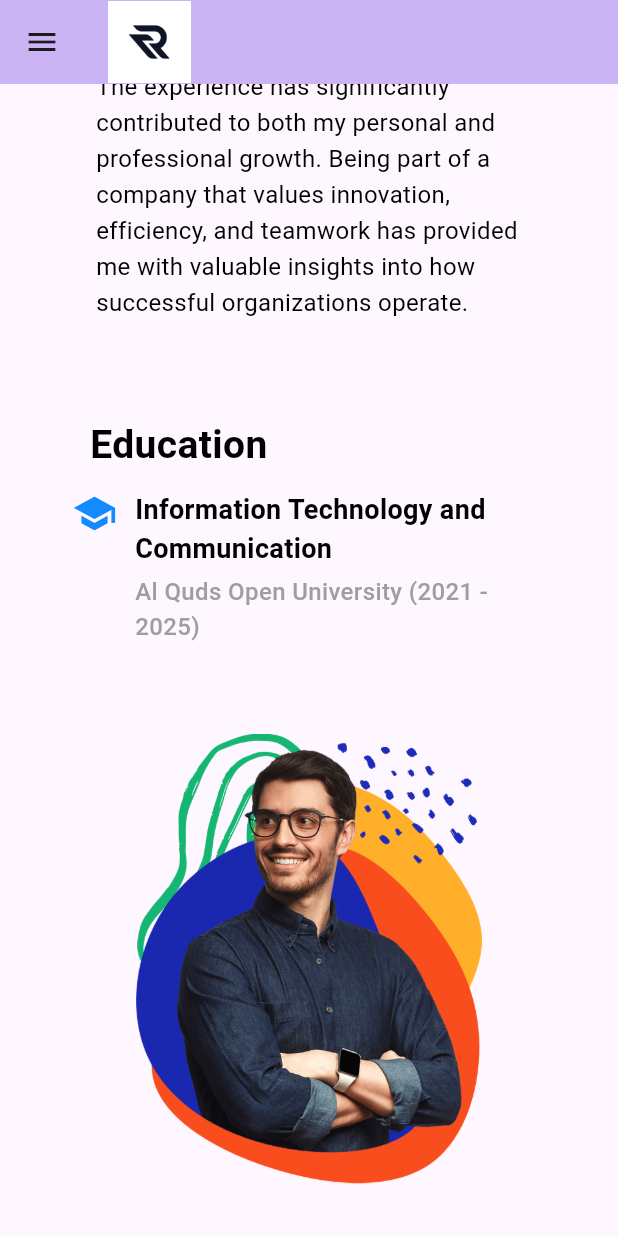
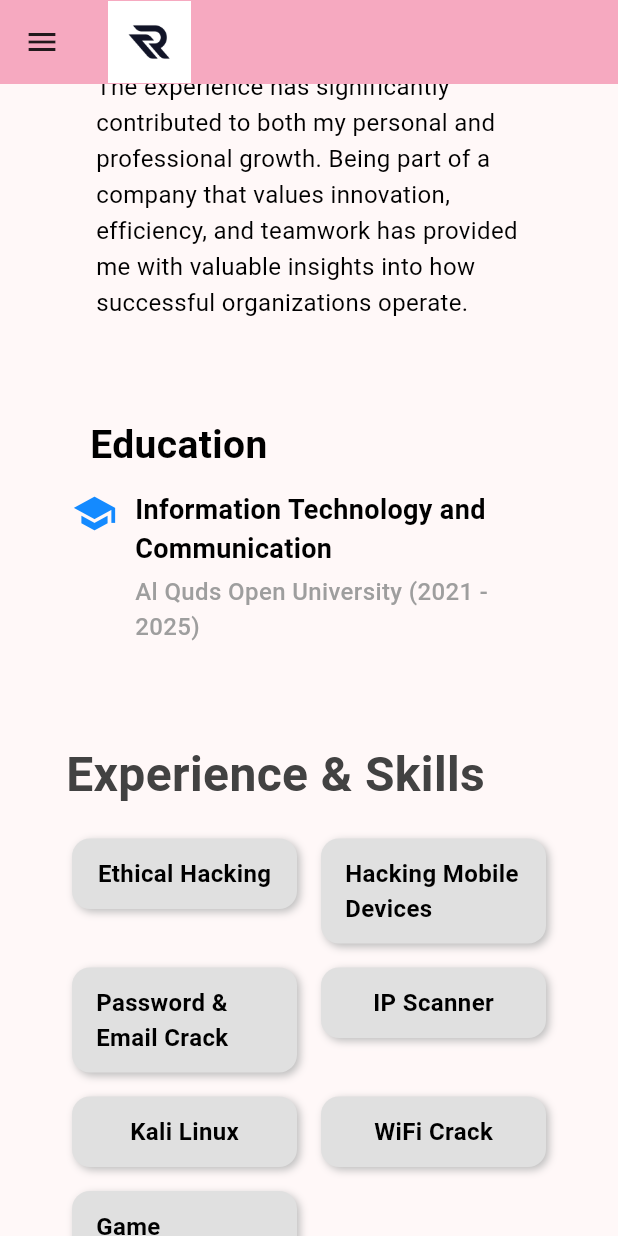
Before and after one commit to ramiwzayed/portfolio, a Flutter app: the screen it shows after launch, scrolled down 576 dp, on a phone screen of 412 x 824 dp. Run offline on Flutter 3.47's test engine with Material 3 defaults, Android fonts, the phone set to English and light mode, and no system bars.

Commit message:
Remove skills section and refactor themes and layouts.
Eliminated the skills section entirely and updated related references in the main file. Updated theme handling to dynamically adjust colors based on brightness. Enhanced layouts across sections for better responsiveness and consistency.

```diff
--- a/lib/main.dart
+++ b/lib/main.dart
@@ -3,7 +3,6 @@ import 'package:portfolio/sections/contact/contact.dart';
 import 'package:portfolio/sections/education/education.dart';
 import 'package:portfolio/sections/experience/experience.dart';
 import 'package:portfolio/sections/home/home.dart';
-import 'package:portfolio/sections/skills/skills.dart';
 import 'package:portfolio/sections/work/work.dart';
 
 void main() {
@@ -27,13 +26,14 @@ class _MyAppState extends State<MyApp> {
       debugShowCheckedModeBanner: false,
       theme: ThemeData(
         colorScheme: ColorScheme.fromSeed(
-          seedColor: Colors.deepPurple,
-          brightness: Brightness.light,
+          seedColor: Theme.of(context).brightness == Brightness.dark
+              ? Colors.white
+              : Colors.black,
         ),
       ),
       darkTheme: ThemeData(
         colorScheme: ColorScheme.fromSeed(
-          seedColor: Colors.deepPurple,
+          seedColor: Colors.black,
           brightness: Brightness.dark,
         ),
       ),
@@ -72,7 +72,6 @@ class _MyHomePageState extends State<MyHomePage> {
     'Hero': GlobalKey(),
     'Work': GlobalKey(),
     'Education': GlobalKey(),
-    'Skills': GlobalKey(),
     'Experience': GlobalKey(),
     'Contact': GlobalKey(),
   };
@@ -185,17 +184,13 @@ class _MyHomePageState extends State<MyHomePage> {
         child: EducationSection(),
       ),
       Container(
-        key: _sectionKeys['Skills'],
-        child: SkillsSection(),
-      ),
-      Container(
         key: _sectionKeys['Experience'],
         child: ExperienceSection(),
       ),
       Container(
         key: _sectionKeys['Contact'],
         child: ContactSection(),
-      ),
+      )
     ];
   }
 
--- a/lib/sections/experience/experience.dart
+++ b/lib/sections/experience/experience.dart
@@ -1,5 +1,4 @@
 import 'package:flutter/material.dart';
-import 'package:portfolio/sections/experience/ExperienceItems.dart';
 
 class ExperienceSection extends StatelessWidget {
   const ExperienceSection({super.key});
@@ -7,45 +6,7 @@ class ExperienceSection extends StatelessWidget {
   @override
   Widget build(BuildContext context) {
     final isDarkMode = Theme.of(context).brightness == Brightness.dark;
-    return Container(
-      padding: const EdgeInsets.symmetric(horizontal: 20.0, vertical: 25.0),
-      child: Column(
-        crossAxisAlignment: CrossAxisAlignment.start,
-        children: [
-          Text(
-            'Experience',
-            style: TextStyle(
-              fontSize: 34,
-              fontWeight: FontWeight.bold,
-              color: isDarkMode ? Colors.white : Colors.black,
-              letterSpacing: 1.2,
-              shadows: [
-                Shadow(
-                  color: isDarkMode ? Colors.white : Colors.black,
-                  blurRadius: 8, // Lifted appearance for the title
-                  offset: Offset(2, 2),
-                ),
-              ],
-            ),
-          ),
-          const SizedBox(height: 12.0),
-          Text(
-            'Here are some of the skills and tools I’ve worked with:',
-            style: TextStyle(
-              fontSize: 18,
-              color: Theme.of(context).brightness == Brightness.dark
-                  ? Colors.white
-                  : Colors.black,
-            ),
-          ),
-          const SizedBox(height: 24.0),
-          ..._buildExperienceList(context),
-        ],
-      ),
-    );
-  }
 
-  List<Widget> _buildExperienceList(BuildContext context) {
     const experiences = [
       'Ethical Hacking',
       'Hacking Mobile Devices',
@@ -56,16 +17,58 @@ class ExperienceSection extends StatelessWidget {
       'Game Development',
     ];
 
-    return List.generate(
-      experiences.length,
-      (index) => Padding(
-        padding: const EdgeInsets.symmetric(vertical: 10.0),
-        child: GestureDetector(
-          onTap: () {
-            // Optional: Add action for item click
-          },
-          child: ExperienceItem(
-            experienceText: experiences[index], // Use the reusable widget
+    return SingleChildScrollView(
+      padding: const EdgeInsets.symmetric(horizontal: 16.0, vertical: 24.0),
+      child: Column(
+        crossAxisAlignment: CrossAxisAlignment.start,
+        children: [
+          Text(
+            'Experience & Skills',
+            style: TextStyle(
+              fontSize: 32.0,
+              fontWeight: FontWeight.bold,
+              color: isDarkMode ? Colors.grey[300] : Colors.grey[800],
+            ),
+          ),
+          const SizedBox(height: 16.0),
+          Wrap(
+            spacing: 8.0,
+            runSpacing: 8.0,
+            children: experiences.map((experience) {
+              return _buildExperienceCard(experience, isDarkMode);
+            }).toList(),
+          ),
+        ],
+      ),
+    );
+  }
+
+  Widget _buildExperienceCard(String experience, bool isDarkMode) {
+    return GestureDetector(
+      onTap: () {},
+      child: Container(
+        width: 150.0,
+        margin: const EdgeInsets.symmetric(horizontal: 4.0, vertical: 4.0),
+        padding: const EdgeInsets.symmetric(horizontal: 16.0, vertical: 12.0),
+        decoration: BoxDecoration(
+          borderRadius: BorderRadius.circular(12.0),
+          color: isDarkMode ? Colors.grey[800] : Colors.grey[300],
+          boxShadow: [
+            BoxShadow(
+              color: isDarkMode ? Colors.black54 : Colors.grey[400]!,
+              blurRadius: 4.0,
+              offset: const Offset(2, 2),
+            ),
+          ],
+        ),
+        child: Center(
+          child: Text(
+            experience,
+            style: TextStyle(
+              fontSize: 16.0,
+              fontWeight: FontWeight.bold,
+              color: isDarkMode ? Colors.white : Colors.black,
+            ),
           ),
         ),
       ),
--- a/lib/sections/skills/skills.dart
+++ b/lib/sections/skills/skills.dart
@@ -1,94 +1,57 @@
-import 'package:flutter/material.dart';
-import 'package:portfolio/sections/skills/skills_chip_widget.dart';
-
-class SkillsSection extends StatelessWidget {
-  const SkillsSection({super.key});
-
-  @override
-  Widget build(BuildContext context) {
-    final isDarkMode = Theme.of(context).brightness == Brightness.dark;
-
-    return LayoutBuilder(
-      builder: (context, constraints) {
-        final isWideScreen = constraints.maxWidth > 800;
-
-        return Container(
-          padding: const EdgeInsets.all(20.0),
-          child: isWideScreen
-              ? Row(
-                  mainAxisAlignment: MainAxisAlignment.center,
-                  crossAxisAlignment: CrossAxisAlignment.center,
-                  children: [
-                    Image.asset(
-                      'assets/person_small.png',
-                      height: 500,
-                      width: 500,
-                    ),
-                    const SizedBox(width: 24.0),
-                    Expanded(
-                      child: _buildTextContent(isDarkMode),
-                    ),
-                  ],
-                )
-              : Column(
-                  mainAxisAlignment: MainAxisAlignment.center,
-                  crossAxisAlignment: CrossAxisAlignment.center,
-                  children: [
-                    Image.asset(
-                      'assets/person_small.png',
-                      height: 300,
-                      width: 300,
-                    ),
-                    const SizedBox(height: 48.0),
-                    _buildTextContent(isDarkMode),
-                  ],
-                ),
-        );
-      },
-    );
-  }
-
-  Widget _buildTextContent(bool isDarkMode) {
-    return Padding(
-      padding: const EdgeInsets.symmetric(horizontal: 24.0),
-      child: Column(
-        mainAxisAlignment: MainAxisAlignment.center,
-        crossAxisAlignment: CrossAxisAlignment.start,
-        children: [
-          Text(
-            'Skills & Expertise',
-            style: TextStyle(
-              fontSize: 28,
-              fontWeight: FontWeight.bold,
-              color: isDarkMode ? Colors.white : Colors.black,
-            ),
-          ),
-          const SizedBox(height: 16.0),
-          Column(
-            crossAxisAlignment: CrossAxisAlignment.start,
-            children: _buildSkillWidgets(),
-          ),
-        ],
-      ),
-    );
-  }
-
-  List<Widget> _buildSkillWidgets() {
-    const skills = [
-      'HTML',
-      'CSS/SCSS',
-      'JavaScript/TypeScript',
-      'Java',
-      'Python',
-      'C++',
-    ];
-
-    return skills
-        .map((skill) => Padding(
-              padding:
-                  const EdgeInsets.only(bottom: 8.0), // Space between skills
-              child: SkillChip(skill: skill),
-            ))
-        .toList();
-  }
-}
+// import 'package:flutter/material.dart';
+// import 'package:portfolio/sections/skills/skills_chip_widget.dart';
+//
+// class SkillsSection extends StatelessWidget {
+//   const SkillsSection({super.key});
+//
+//   @override
+//   Widget build(BuildContext context) {
+//     final isDarkMode = Theme.of(context).brightness == Brightness.dark;
+//
+//     return _buildTextContent(isDarkMode);
+//   }
+//
+//   Widget _buildTextContent(bool isDarkMode) {
+//     return Padding(
+//       padding: const EdgeInsets.symmetric(horizontal: 24.0),
+//       child: Column(
+//         mainAxisAlignment: MainAxisAlignment.center,
+//         crossAxisAlignment: CrossAxisAlignment.start,
+//         children: [
+//           Text(
+//             'Skills & Expertise',
+//             style: TextStyle(
+//               fontSize: 28,
+//               fontWeight: FontWeight.bold,
+//               color: isDarkMode ? Colors.white : Colors.black,
+//             ),
+//           ),
+//           const SizedBox(height: 16.0),
+//           Column(
+//             crossAxisAlignment: CrossAxisAlignment.start,
+//             children: _buildSkillWidgets(),
+//           ),
+//         ],
+//       ),
+//     );
+//   }
+//
+//   List<Widget> _buildSkillWidgets() {
+//     const skills = [
+//       'HTML',
+//       'CSS/SCSS',
+//       'JavaScript/TypeScript',
+//       'Java',
+//       'Python',
+//       'C++',
+//     ];
+//
+//     return skills
+//         .map((skill) => Padding(
+//               padding:
+//                   const EdgeInsets.only(bottom: 8.0), // Space between skills
+//               child: SkillChip(skill: skill),
+//             ))
+//         .toList();
+//   }
+// }
--- a/lib/sections/skills/skills_chip_widget.dart
+++ b/lib/sections/skills/skills_chip_widget.dart
@@ -24,9 +24,6 @@ class SkillChip extends StatelessWidget {
           fontWeight: FontWeight.bold,
         ),
       ),
-      backgroundColor: Colors.deepPurpleAccent,
-      elevation: 4,
-      shadowColor: Colors.black45,
       padding: const EdgeInsets.symmetric(horizontal: 14, vertical: 10),
       shape: RoundedRectangleBorder(
         borderRadius: BorderRadius.circular(12.0),
```
Also changed, not shown: lib/sections/Main/Main1.dart (+5 -7 lines), lib/sections/contact/contact.dart (+47 -38 lines), lib/sections/home/home.dart (+1 -21 lines).
